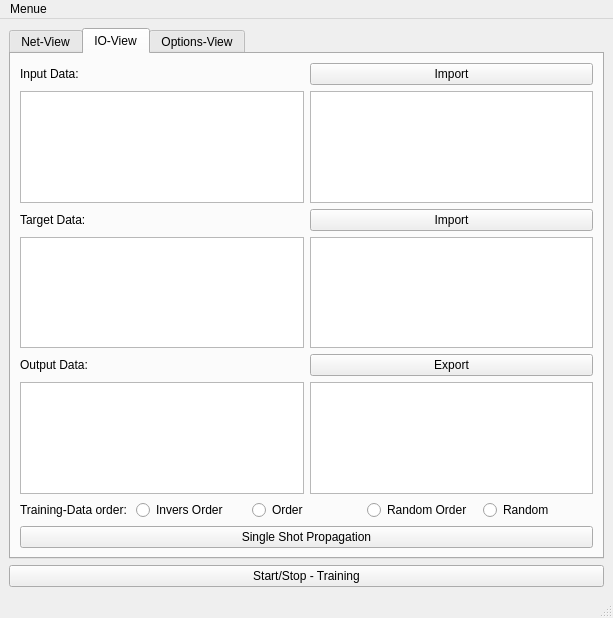
Qt form KNN(StraightForward)/mainwindow.ui (SebastianSchwank/GLANN) before a commit.
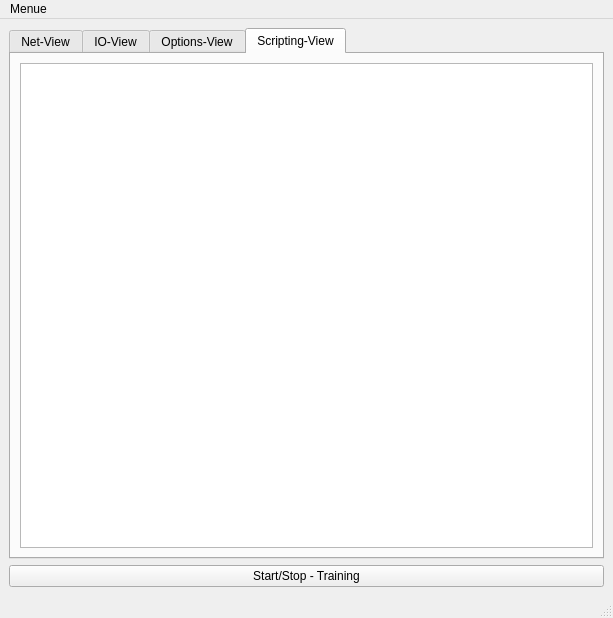
The same form after that commit. The open tabs and pages were chosen to show the change.

```diff
--- a/KNN(StraightForward)/mainwindow.ui
+++ b/KNN(StraightForward)/mainwindow.ui
@@ -371,6 +371,16 @@
         </item>
        </layout>
       </widget>
+      <widget class="QWidget" name="tab_4">
+       <attribute name="title">
+        <string>Scripting-View</string>
+       </attribute>
+       <layout class="QHBoxLayout" name="horizontalLayout">
+        <item>
+         <widget class="QTextBrowser" name="textBrowser"/>
+        </item>
+       </layout>
+      </widget>
      </widget>
     </item>
     <item>
```
